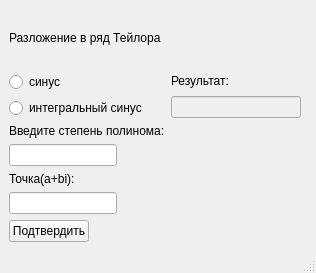
The window that 8/mainwindow.ui (Dictl/2course_OOP) describes before a commit, drawn with Qt 5.
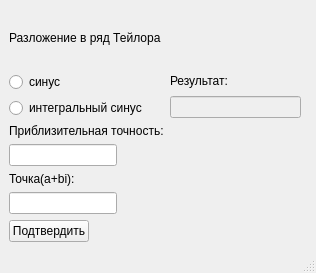
The same window after the commit.

The edit to the form file:
```diff
--- a/8/mainwindow.ui
+++ b/8/mainwindow.ui
@@ -68,7 +68,7 @@
         <item row="1" column="0">
          <widget class="QLabel" name="label">
           <property name="text">
-           <string>Введите степень полинома:</string>
+           <string>Приблизительная точность:</string>
           </property>
          </widget>
         </item>
```
